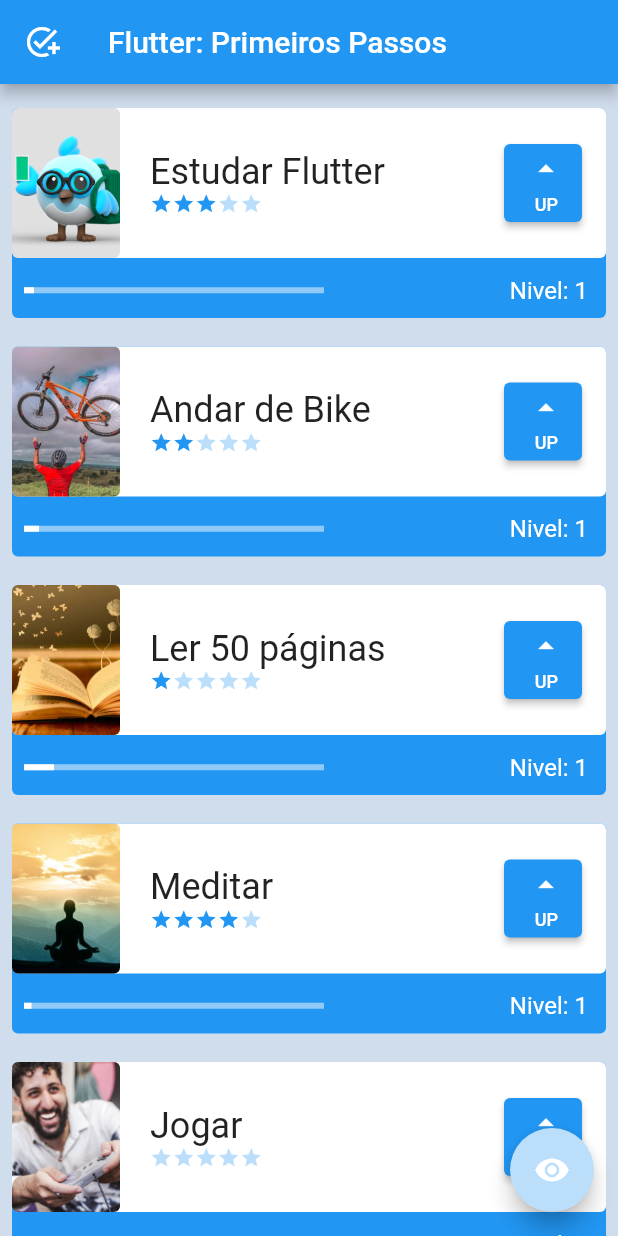
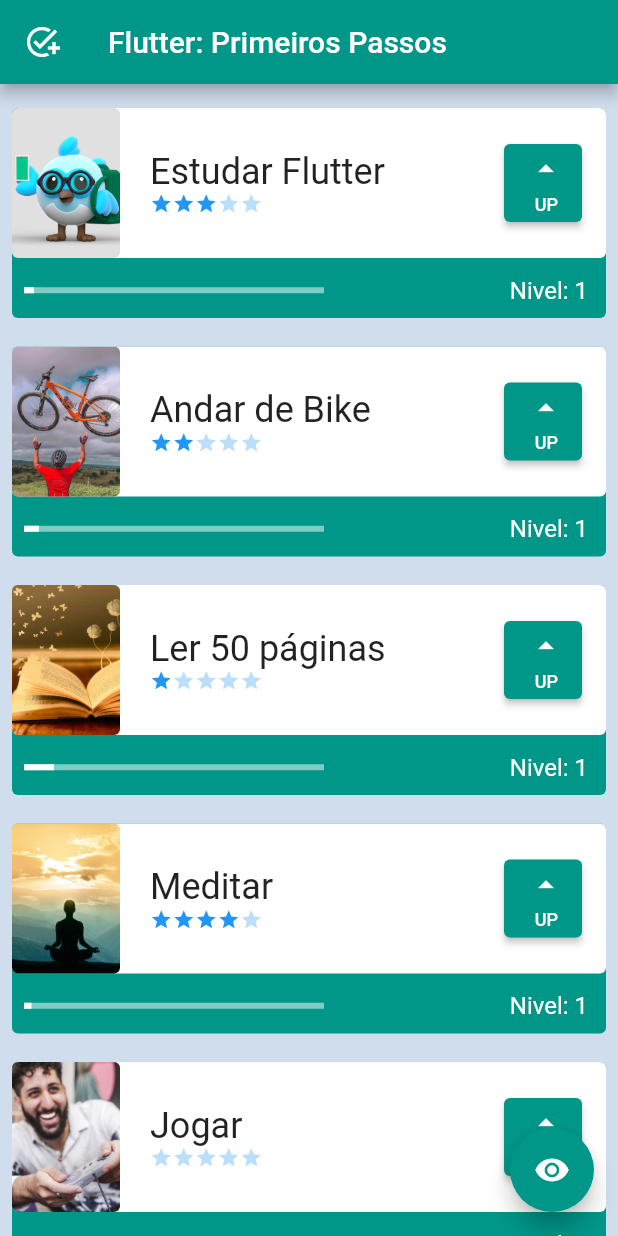
Before and after one commit to ikyrie/coresdinamicas_flutter, a Flutter app: the screen it shows after launch, on a phone screen of 412 x 824 dp. Run offline on Flutter 3.47's test engine with Material 2 defaults, Android fonts, the light colour scheme and no system bars.

Commit message:
Projeto final

```diff
--- a/lib/components/tasks.dart
+++ b/lib/components/tasks.dart
@@ -33,7 +33,7 @@
             Container(
               decoration: BoxDecoration(
                 borderRadius: BorderRadius.circular(4),
-                color: Colors.blue,
+                color: Theme.of(context).primaryColor,
               ),
               height: 140,
             ),
@@ -43,7 +43,7 @@
                 Container(
                   decoration: BoxDecoration(
                     borderRadius: BorderRadius.circular(4),
-                    color: Colors.white,
+                    color: Theme.of(context).colorScheme.surface,
                   ),
                   height: 100,
                   child: Row(
@@ -116,7 +116,7 @@
                       child: Container(
                         width: 200,
                         child: LinearProgressIndicator(
-                          color: Colors.white,
+                          color: Theme.of(context).colorScheme.onPrimaryContainer,
                           value: widget.dificuldade > 0
                               ? ((level / widget.dificuldade) / 10)
                               : 1,
@@ -127,7 +127,7 @@
                       padding: const EdgeInsets.all(12.0),
                       child: Text(
                         'Nivel: $level',
-                        style: TextStyle(color: Colors.white, fontSize: 16),
+                        style: TextStyle(color: Theme.of(context).colorScheme.onPrimaryContainer, fontSize: 16),
                       ),
                     ),
                   ],
--- a/lib/main.dart
+++ b/lib/main.dart
@@ -20,7 +20,7 @@
     return MaterialApp(
       title: 'Flutter Demo',
       theme: ThemeData(
-        primarySwatch: Colors.blue,
+        primarySwatch: Colors.teal,
       ),
       home: InitialScreen(),
     );
--- a/lib/screens/tela_inicial.dart
+++ b/lib/screens/tela_inicial.dart
@@ -50,7 +50,6 @@
             opacidade = !opacidade;
           });
         },
-        backgroundColor: Colors.blue[100],
         child: const Icon(Icons.remove_red_eye),
       ),
     );
```
